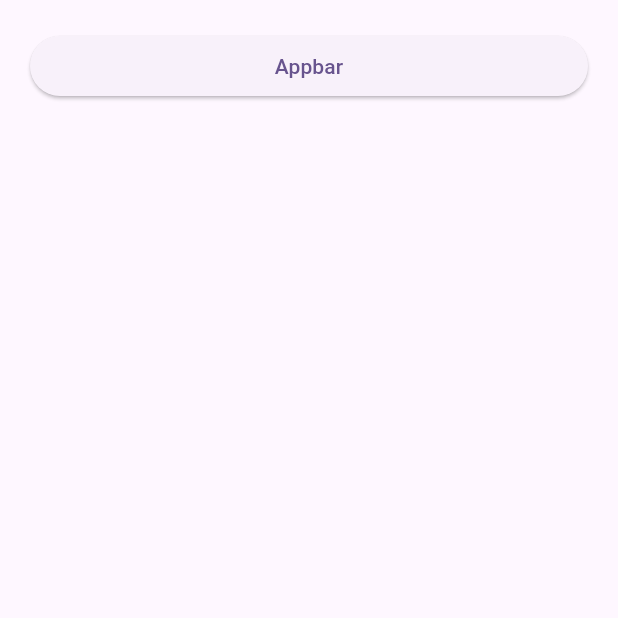
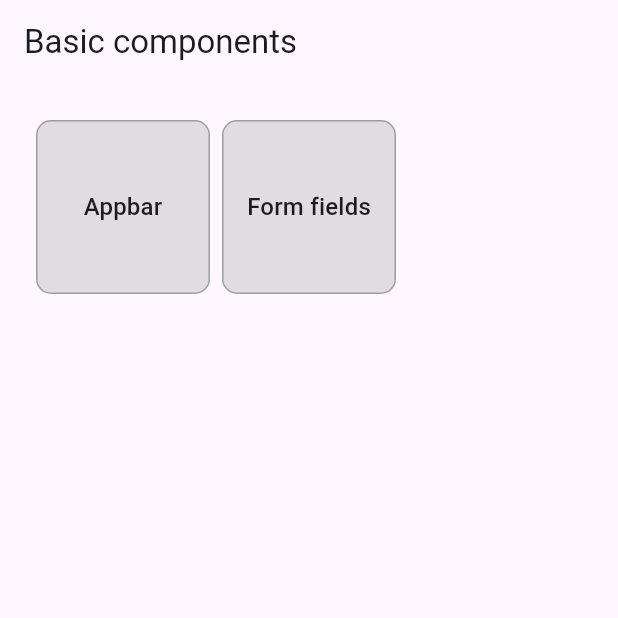
Before and after one commit to Order-of-Runes/basic_components, a Flutter app: the screen it shows after launch, on a phone screen of 412 x 824 dp, the top half of it. Run offline on Flutter 3.47's test engine with Material 3 defaults, Android fonts, the phone set to English and light mode, and no system bars; our stand-ins replace equatable; missing offline and left inert: better_components, morf, utils.

Commit message:
Clean up an re-organize example components

```diff
--- /dev/null
+++ b/components_example/lib/components.dart
@@ -0,0 +1,78 @@
+// Copyright (c) 2025 Order of Runes Authors. All rights reserved.
+
+import 'package:components_example/examples/app_bar.dart';
+import 'package:flutter/material.dart';
+
+class Components extends StatelessWidget {
+  const Components();
+
+  @override
+  Widget build(BuildContext context) {
+    return Scaffold(
+      appBar: AppBar(
+        title: const Text('Basic components'),
+      ),
+      body: GridView.count(
+        padding: const EdgeInsets.all(24),
+        crossAxisCount: 3,
+        crossAxisSpacing: 8,
+        mainAxisSpacing: 8,
+        children: [
+          _Item(
+            title: 'Appbar',
+            onTap: () {
+              Navigator.push(
+                context,
+                MaterialPageRoute(builder: (_) => const BasicAppBarExample()),
+              );
+            },
+          ),
+          _Item(
+            title: 'Form fields',
+            onTap: () {
+              Navigator.push(
+                context,
+                MaterialPageRoute(builder: (_) => const BasicAppBarExample()),
+              );
+            },
+          ),
+        ],
+      ),
+    );
+  }
+}
+
+class _Item extends StatelessWidget {
+  const _Item({
+    required this.title,
+    required this.onTap,
+  });
+
+  final String title;
+  final VoidCallback onTap;
+
+  @override
+  Widget build(BuildContext context) {
+    final borderRadius = BorderRadius.circular(10);
+    return Material(
+      color: Colors.transparent,
+      child: Ink(
+        decoration: BoxDecoration(
+          color: Colors.grey.withValues(alpha: 0.3),
+          borderRadius: borderRadius,
+          border: Border.all(color: Colors.grey),
+        ),
+        child: InkWell(
+          onTap: onTap,
+          borderRadius: borderRadius,
+          child: Center(
+            child: Text(
+              title,
+              style: Theme.of(context).textTheme.titleMedium,
+            ),
+          ),
+        ),
+      ),
+    );
+  }
+}
--- a/components_example/lib/main.dart
+++ b/components_example/lib/main.dart
@@ -1,4 +1,4 @@
-import 'package:components_example/examples/app_bar.dart';
+import 'package:components_example/components.dart';
 import 'package:flutter/material.dart';
 
 void main() {
@@ -16,31 +16,7 @@ class MyApp extends StatelessWidget {
         brightness: Brightness.light,
         colorScheme: ColorScheme.fromSeed(seedColor: Colors.deepPurple),
       ),
-      home: const _ComponentList(),
+      home: const Components(),
     );
   }
 }
-
-class _ComponentList extends StatelessWidget {
-  const _ComponentList();
-
-  @override
-  Widget build(BuildContext context) {
-    return Scaffold(
-      body: ListView(
-        padding: const EdgeInsets.all(20),
-        children: [
-          ElevatedButton(
-            onPressed: () {
-              Navigator.push(
-                context,
-                MaterialPageRoute(builder: (_) => const BasicAppBarExample()),
-              );
-            },
-            child: const Text('Appbar'),
-          ),
-        ],
-      ),
-    );
-  }
-}
```
